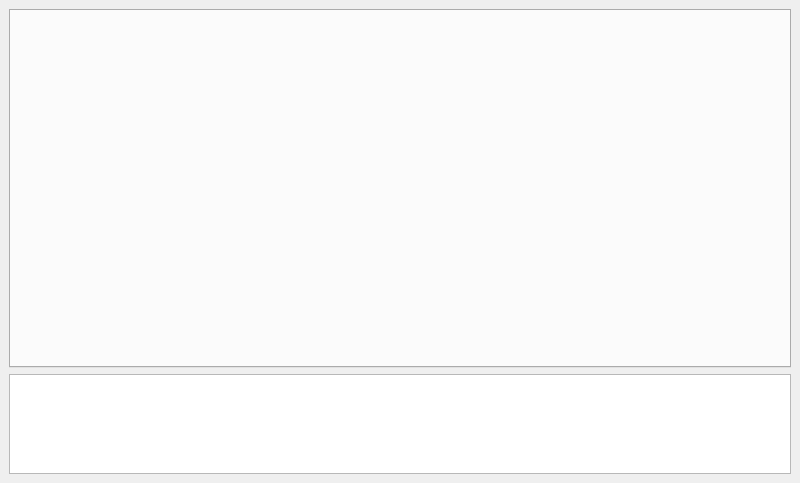
First picture: the form in views/main_window.ui, repository luis-banuelos-chacon/trolleyTester, before the edit.
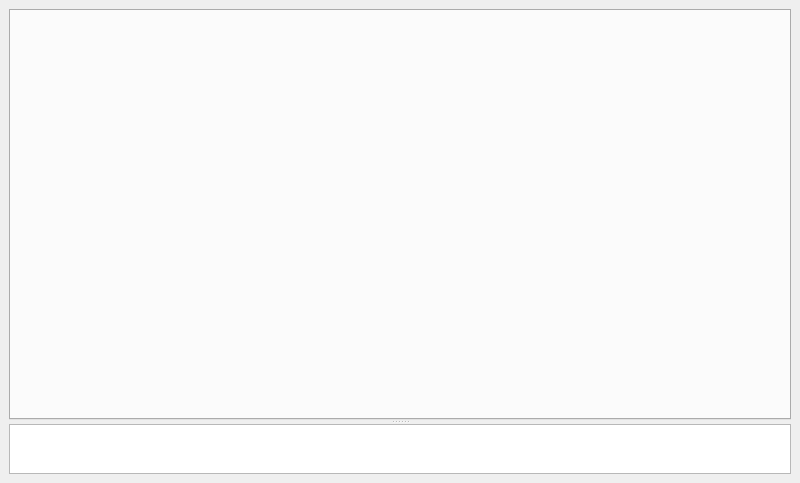
Second picture: the form after the edit.

What changed in the file:
```diff
--- a/views/main_window.ui
+++ b/views/main_window.ui
@@ -16,6 +16,10 @@
   <widget class="QWidget" name="centralwidget">
    <layout class="QVBoxLayout" name="verticalLayout">
     <item>
+     <widget class="QSplitter" name="splitter">
+      <property name="orientation">
+       <enum>Qt::Vertical</enum>
+      </property>
      <widget class="QTabWidget" name="tabWidget">
       <property name="styleSheet">
        <string notr="true"/>
@@ -24,8 +28,6 @@
        <number>-1</number>
       </property>
      </widget>
-    </item>
-    <item>
      <widget class="QPlainTextEdit" name="logView">
       <property name="enabled">
        <bool>true</bool>
@@ -33,7 +35,7 @@
       <property name="maximumSize">
        <size>
         <width>16777215</width>
-        <height>100</height>
+         <height>50</height>
        </size>
       </property>
       <property name="font">
@@ -50,6 +52,7 @@
       <property name="centerOnScroll">
        <bool>true</bool>
       </property>
+      </widget>
      </widget>
     </item>
    </layout>
```
Left out of the diff: 2 changed lines with no effect on the pictures. Lines whose indentation alone changed are shown as unchanged.
